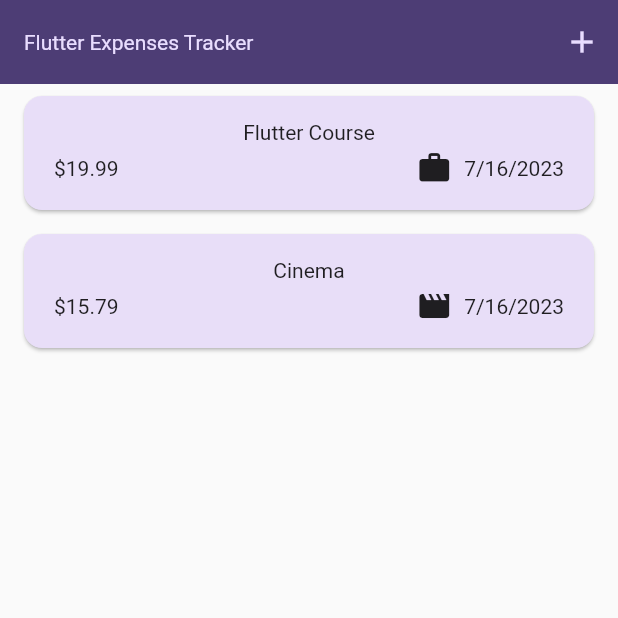
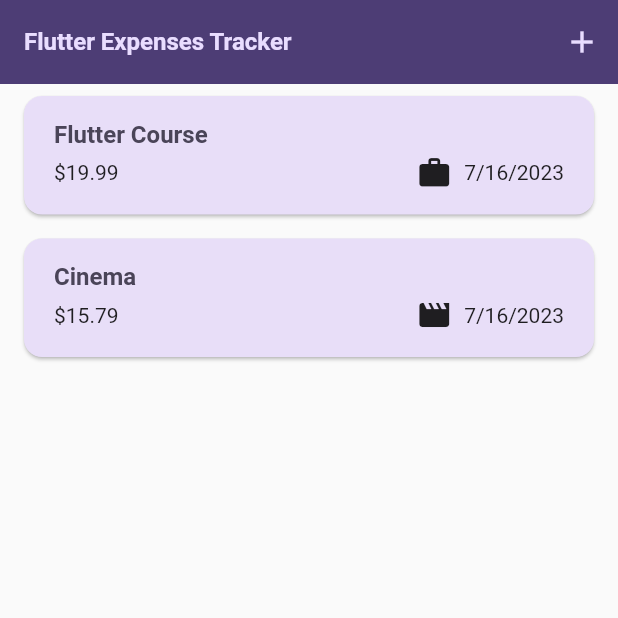
Before and after one commit to jonataslaet/udemy, a Flutter app: the screen it shows after launch, on a phone screen of 412 x 824 dp, the top half of it. Run offline on Flutter 3.47's test engine with Material 2 defaults, Android fonts, the phone set to English and light mode, and no system bars; our stand-ins replace google_fonts.

Commit message:
Section 5: Adding Interactivity, More Widgets & Theming [EXPENSE TRACKER APP]
Using Theme Data in Widgets

```diff
--- a/ws-learn-flutter-dart-to-build-ios-android-apps/expense_tracker/lib/main.dart
+++ b/ws-learn-flutter-dart-to-build-ios-android-apps/expense_tracker/lib/main.dart
@@ -28,9 +28,9 @@ void main() {
       ),
       textTheme: ThemeData().textTheme.copyWith(
             titleLarge: TextStyle(
-              fontWeight: FontWeight.normal,
+              fontWeight: FontWeight.bold,
               color: kColorScheme.onSecondaryContainer,
-              fontSize: 14,
+              fontSize: 16,
             ),
           ),
     ),
--- a/ws-learn-flutter-dart-to-build-ios-android-apps/expense_tracker/lib/widgets/expenses_list/expense_item.dart
+++ b/ws-learn-flutter-dart-to-build-ios-android-apps/expense_tracker/lib/widgets/expenses_list/expense_item.dart
@@ -12,8 +12,9 @@ class ExpenseItem extends StatelessWidget {
       child: Padding(
         padding: const EdgeInsets.symmetric(horizontal: 20, vertical: 16),
         child: Column(
+          crossAxisAlignment: CrossAxisAlignment.start,
           children: [
-            Text(expense.title),
+            Text(expense.title, style: Theme.of(context).textTheme.titleLarge,),
             const SizedBox(height: 4,),
             Row(
               children: [
--- a/ws-learn-flutter-dart-to-build-ios-android-apps/expense_tracker/lib/widgets/expenses_list/expenses_list.dart
+++ b/ws-learn-flutter-dart-to-build-ios-android-apps/expense_tracker/lib/widgets/expenses_list/expenses_list.dart
@@ -13,6 +13,12 @@ class ExpensesList extends StatelessWidget {
     return ListView.builder(
       itemCount: expenses.length,
       itemBuilder: (ctx, index) => Dismissible(
+        background: Container(
+          color: Theme.of(context).colorScheme.error.withOpacity(0.75),
+          margin: EdgeInsets.symmetric(
+            horizontal: Theme.of(context).cardTheme.margin!.horizontal,
+          ),
+        ),
         onDismissed: (direction) {
           onRemoved(expenses[index]);
         },
```
